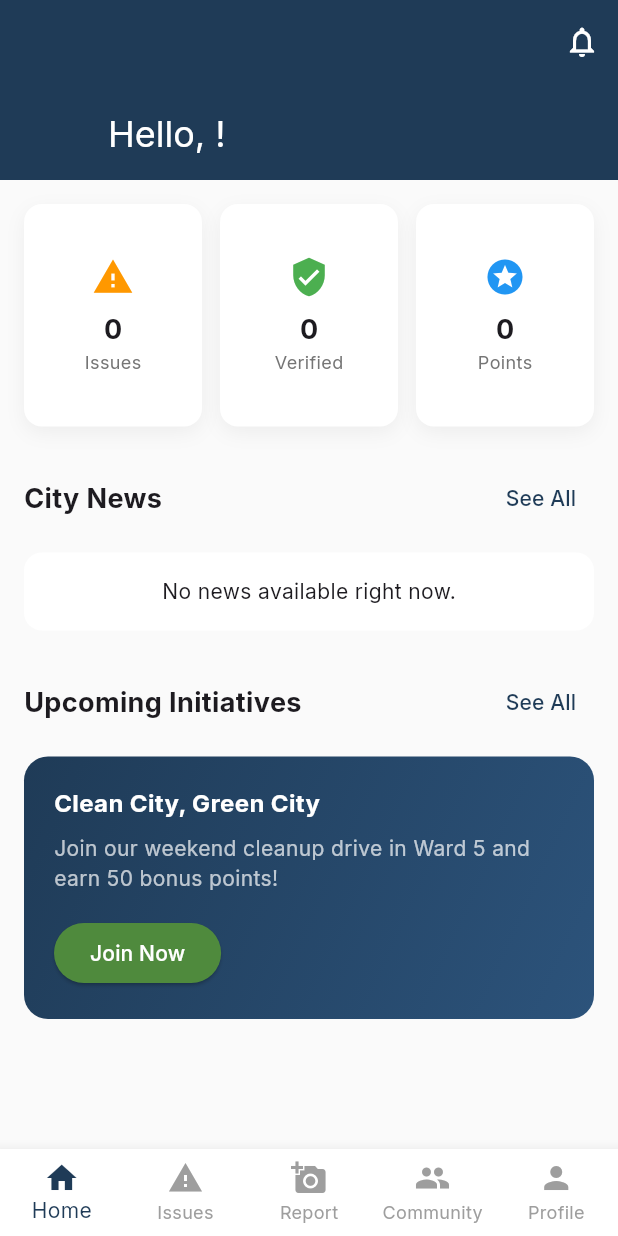
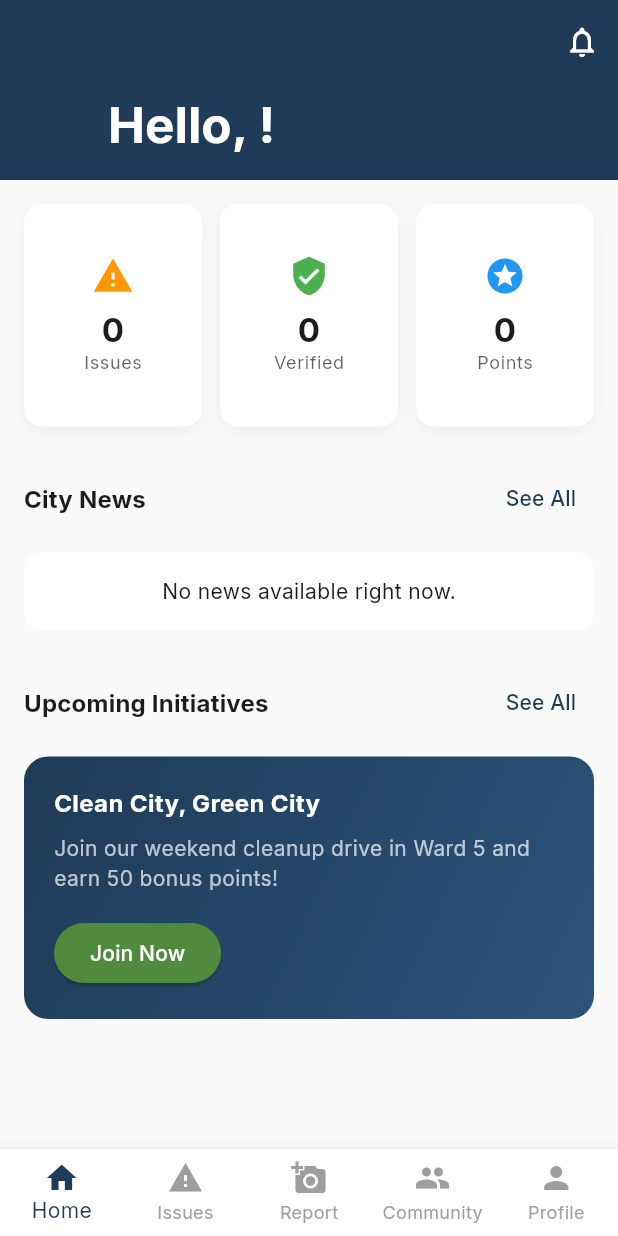
Before and after one commit to theaashaychahande/civic_lens, a Flutter app: the screen it shows once a user with an empty profile is signed in, on a phone screen of 412 x 824 dp. Run offline on Flutter 3.47's test engine with Material 3 defaults, Android fonts, the phone set to English and light mode, and no system bars; our stand-ins replace flutter_dotenv, geolocator, google_fonts, image_picker, supabase_flutter; accounts and stored records are empty; network calls fail.

Commit message:
color issue fixed

```diff
--- a/lib/core/theme/app_theme.dart
+++ b/lib/core/theme/app_theme.dart
@@ -14,7 +14,9 @@ class AppTheme {
       primary: primaryNavy,
       secondary: accentGreen,
       surface: Colors.white,
+      onSurface: primaryNavy,
     ),
+    scaffoldBackgroundColor: Colors.grey[50],
     textTheme: GoogleFonts.interTextTheme(),
     appBarTheme: const AppBarTheme(
       centerTitle: true,
@@ -28,12 +30,19 @@ class AppTheme {
     useMaterial3: true,
     colorScheme: const ColorScheme.dark(
       primary: primaryNavy,
+      onPrimary: Colors.white,
       secondary: accentGreen,
+      onSecondary: Colors.white,
       surface: cardDark,
+      onSurface: Colors.white,
       background: backgroundDark,
+      onBackground: Colors.white70,
     ),
     scaffoldBackgroundColor: backgroundDark,
-    textTheme: GoogleFonts.interTextTheme(ThemeData.dark().textTheme),
+    textTheme: GoogleFonts.interTextTheme(ThemeData.dark().textTheme).copyWith(
+      bodyLarge: const TextStyle(color: Colors.white),
+      bodyMedium: const TextStyle(color: Colors.white70),
+    ),
     appBarTheme: const AppBarTheme(
       centerTitle: true,
       elevation: 0,
--- a/lib/screens/auth/login_screen.dart
+++ b/lib/screens/auth/login_screen.dart
@@ -34,7 +34,6 @@ class _LoginScreenState extends State<LoginScreen> {
   @override
   Widget build(BuildContext context) {
     return Scaffold(
-      backgroundColor: Colors.grey[50],
       body: Center(
         child: SingleChildScrollView(
           padding: const EdgeInsets.all(32.0),
@@ -49,7 +48,7 @@ class _LoginScreenState extends State<LoginScreen> {
                   'Civic Lens',
                   style: Theme.of(context).textTheme.headlineMedium?.copyWith(
                         fontWeight: FontWeight.bold,
-                        color: const Color(0xFF1F3B57),
+                        color: Theme.of(context).colorScheme.primary,
                       ),
                 ),
                 Text(
--- a/lib/screens/home/home_screen.dart
+++ b/lib/screens/home/home_screen.dart
@@ -26,7 +26,6 @@ class _HomeScreenState extends State<HomeScreen> {
     final user = auth.currentUser;
 
     return Scaffold(
-      backgroundColor: Colors.grey[50],
       body: RefreshIndicator(
         onRefresh: () => civic.fetchHomeData(),
         child: CustomScrollView(
@@ -39,7 +38,10 @@ class _HomeScreenState extends State<HomeScreen> {
               flexibleSpace: FlexibleSpaceBar(
                 title: Text(
                   'Hello, ${user?.name ?? 'Citizen'}!',
-                  style: const TextStyle(color: Colors.white, fontSize: 16),
+                  style: Theme.of(context).textTheme.titleLarge?.copyWith(
+                        color: Colors.white,
+                        fontWeight: FontWeight.bold,
+                      ),
                 ),
                 background: Container(color: const Color(0xFF1F3B57)),
               ),
@@ -93,7 +95,7 @@ class _HomeScreenState extends State<HomeScreen> {
   Widget _buildStatCard(String label, String value, IconData icon, Color color) {
     return Container(
       decoration: BoxDecoration(
-        color: Colors.white,
+        color: Theme.of(context).cardColor,
         borderRadius: BorderRadius.circular(12),
         boxShadow: [
           BoxShadow(
@@ -110,11 +112,15 @@ class _HomeScreenState extends State<HomeScreen> {
           const SizedBox(height: 8),
           Text(
             value,
-            style: const TextStyle(fontWeight: FontWeight.bold, fontSize: 18),
+            style: Theme.of(context).textTheme.titleLarge?.copyWith(
+                  fontWeight: FontWeight.bold,
+                ),
           ),
           Text(
             label,
-            style: TextStyle(color: Colors.grey[600], fontSize: 12),
+            style: Theme.of(context).textTheme.bodySmall?.copyWith(
+                  color: Theme.of(context).textTheme.bodySmall?.color?.withOpacity(0.7),
+                ),
           ),
         ],
       ),
@@ -127,7 +133,9 @@ class _HomeScreenState extends State<HomeScreen> {
       children: [
         Text(
           title,
-          style: const TextStyle(fontSize: 18, fontWeight: FontWeight.bold),
+          style: Theme.of(context).textTheme.titleMedium?.copyWith(
+                fontWeight: FontWeight.bold,
+              ),
         ),
         TextButton(
           onPressed: onSeeAll,
@@ -145,7 +153,7 @@ class _HomeScreenState extends State<HomeScreen> {
       return Container(
         padding: const EdgeInsets.all(16),
         decoration: BoxDecoration(
-          color: Colors.white,
+          color: Theme.of(context).cardColor,
           borderRadius: BorderRadius.circular(12),
         ),
         child: const Center(child: Text('No news available right now.')),
```
Also changed, not shown: lib/main.dart (line endings or trailing spaces), 1 other file.
